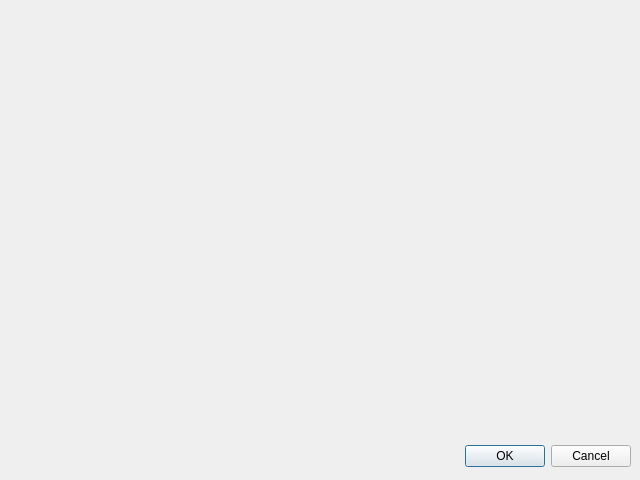
SchnJulian/pwGenerator, file sources/dialog.ui: the form before one commit.
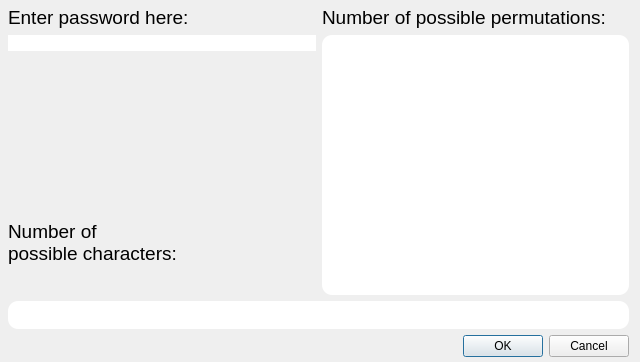
The form after the commit.

```diff
--- a/sources/dialog.ui
+++ b/sources/dialog.ui
@@ -6,27 +6,152 @@
     <x>0</x>
     <y>0</y>
     <width>640</width>
-    <height>480</height>
+    <height>362</height>
    </rect>
   </property>
   <property name="windowTitle">
    <string>Dialog</string>
   </property>
-  <widget class="QDialogButtonBox" name="buttonBox">
+  <widget class="QWidget" name="layoutWidget">
    <property name="geometry">
     <rect>
-     <x>10</x>
-     <y>440</y>
+     <x>8</x>
+     <y>6</y>
      <width>621</width>
-     <height>32</height>
+     <height>351</height>
     </rect>
    </property>
-   <property name="orientation">
-    <enum>Qt::Horizontal</enum>
-   </property>
-   <property name="standardButtons">
-    <set>QDialogButtonBox::Cancel|QDialogButtonBox::Ok</set>
-   </property>
+   <layout class="QVBoxLayout" name="verticalLayout_6">
+    <item>
+     <layout class="QVBoxLayout" name="verticalLayout_5">
+      <item>
+       <layout class="QHBoxLayout" name="horizontalLayout">
+        <item>
+         <layout class="QVBoxLayout" name="verticalLayout_4">
+          <item>
+           <layout class="QVBoxLayout" name="verticalLayout_2">
+            <item>
+             <widget class="QLabel" name="passwordLbl">
+              <property name="font">
+               <font>
+                <pointsize>14</pointsize>
+               </font>
+              </property>
+              <property name="text">
+               <string>Enter password here:</string>
+              </property>
+             </widget>
+            </item>
+            <item>
+             <widget class="QLineEdit" name="passWordInput">
+              <property name="styleSheet">
+               <string notr="true"> border-radius:10px; background-color: palette(base);</string>
+              </property>
+             </widget>
+            </item>
+           </layout>
+          </item>
+          <item>
+           <spacer name="verticalSpacer">
+            <property name="orientation">
+             <enum>Qt::Vertical</enum>
+            </property>
+            <property name="sizeHint" stdset="0">
+             <size>
+              <width>20</width>
+              <height>40</height>
+             </size>
+            </property>
+           </spacer>
+          </item>
+          <item>
+           <layout class="QVBoxLayout" name="verticalLayout_3">
+            <item>
+             <widget class="QLabel" name="charCountLbl">
+              <property name="font">
+               <font>
+                <pointsize>14</pointsize>
+               </font>
+              </property>
+              <property name="text">
+               <string>Number of
+possible characters:</string>
+              </property>
+             </widget>
+            </item>
+            <item>
+             <widget class="QLabel" name="charCounter">
+              <property name="font">
+               <font>
+                <pointsize>16</pointsize>
+               </font>
+              </property>
+              <property name="styleSheet">
+               <string notr="true"> border-radius:10px;
+</string>
+              </property>
+              <property name="text">
+               <string/>
+              </property>
+             </widget>
+            </item>
+           </layout>
+          </item>
+         </layout>
+        </item>
+        <item>
+         <layout class="QVBoxLayout" name="verticalLayout">
+          <item>
+           <widget class="QLabel" name="permCountLbl">
+            <property name="font">
+             <font>
+              <pointsize>14</pointsize>
+             </font>
+            </property>
+            <property name="text">
+             <string>Number of possible permutations:</string>
+            </property>
+           </widget>
+          </item>
+          <item>
+           <widget class="QTextBrowser" name="permutationCount">
+            <property name="styleSheet">
+             <string notr="true"> border-radius:10px; background-color: palette(base);</string>
+            </property>
+           </widget>
+          </item>
+         </layout>
+        </item>
+       </layout>
+      </item>
+      <item>
+       <widget class="QLabel" name="timeLbl">
+        <property name="font">
+         <font>
+          <pointsize>18</pointsize>
+         </font>
+        </property>
+        <property name="styleSheet">
+         <string notr="true"> border-radius:10px; background-color: palette(base);</string>
+        </property>
+        <property name="text">
+         <string/>
+        </property>
+       </widget>
+      </item>
+     </layout>
+    </item>
+    <item>
+     <widget class="QDialogButtonBox" name="buttonBox">
+      <property name="orientation">
+       <enum>Qt::Horizontal</enum>
+      </property>
+      <property name="standardButtons">
+       <set>QDialogButtonBox::Cancel|QDialogButtonBox::Ok</set>
+      </property>
+     </widget>
+    </item>
+   </layout>
   </widget>
  </widget>
  <resources/>
```
Left out of the diff: 3 changed lines with no effect on the pictures.
